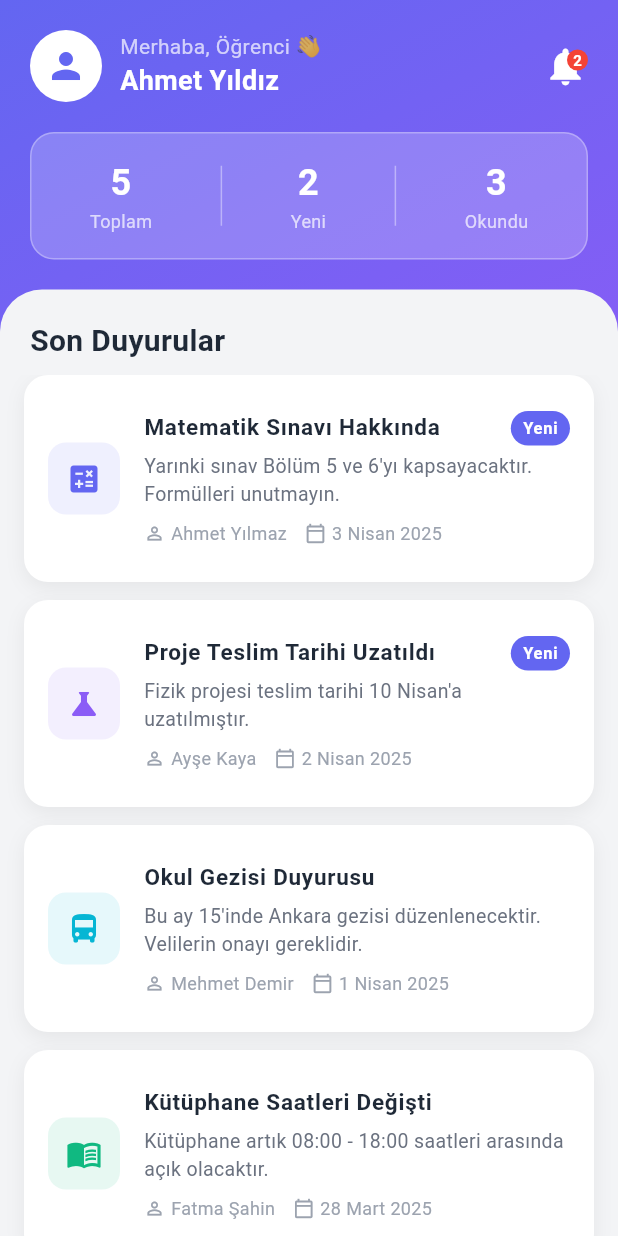
After one commit to Fatihkenan/yazilimMuhendisligiProje, a Flutter app: the StudentHomeScreen screen opened directly, on a phone screen of 412 x 824 dp. The commit adds this screen. Run offline on Flutter 3.47's test engine with Material 3 defaults, Android fonts, the phone set to English and light mode, and no system bars.

Commit message:
YAZ-27, YAZ-28, YAZ-29 feat: Form validasyonlari, loading efekti ve statik ogrenci anasayfasi eklendi.

```diff
--- a/lib/Screens/login_screen.dart
+++ b/lib/Screens/login_screen.dart
@@ -1,5 +1,7 @@
+//login_screen.dart
 import 'package:flutter/material.dart';
 import 'register_screen.dart';
+import 'student_home_screen.dart';
 
 class LoginScreen extends StatefulWidget {
   const LoginScreen({super.key});
@@ -30,13 +32,15 @@ class _LoginScreenState extends State<LoginScreen> {
     if (!_formKey.currentState!.validate()) return;
     setState(() => _isLoading = true);
 
-    // محاكاة تسجيل الدخول لأن المهمة هي واجهات ثابتة فقط
     await Future.delayed(const Duration(seconds: 1));
 
     if (!mounted) return;
     setState(() => _isLoading = false);
-    ScaffoldMessenger.of(context).showSnackBar(
-      const SnackBar(content: Text('Giriş başarılı! (Statik Arayüz)'), backgroundColor: Colors.green)
+
+    // الانتقال إلى صفحة الطالب الرئيسية
+    Navigator.pushReplacement(
+      context,
+      MaterialPageRoute(builder: (context) => const StudentHomeScreen()),
     );
   }
 
--- a/lib/Screens/register_screen.dart
+++ b/lib/Screens/register_screen.dart
@@ -1,3 +1,4 @@
+//register_screen.dart
 import 'package:flutter/material.dart';
 import 'login_screen.dart';
 
--- /dev/null
+++ b/lib/Screens/student_home_screen.dart
@@ -0,0 +1,247 @@
+// student_home_screen.dart
+import 'package:flutter/material.dart';
+
+class StudentHomeScreen extends StatelessWidget {
+  const StudentHomeScreen({super.key});
+
+  // Dummy veriler (Firebase yok, statik)
+  static const List<Map<String, dynamic>> _announcements = [
+    {
+      'title': 'Matematik Sınavı Hakkında',
+      'teacher': 'Ahmet Yılmaz',
+      'subject': 'Matematik',
+      'date': '3 Nisan 2025',
+      'content': 'Yarınki sınav Bölüm 5 ve 6\'yı kapsayacaktır. Formülleri unutmayın.',
+      'isNew': true,
+      'color': Color(0xFF6366F1),
+      'icon': Icons.calculate,
+    },
+    {
+      'title': 'Proje Teslim Tarihi Uzatıldı',
+      'teacher': 'Ayşe Kaya',
+      'subject': 'Fizik',
+      'date': '2 Nisan 2025',
+      'content': 'Fizik projesi teslim tarihi 10 Nisan\'a uzatılmıştır.',
+      'isNew': true,
+      'color': Color(0xFF8B5CF6),
+      'icon': Icons.science,
+    },
+    {
+      'title': 'Okul Gezisi Duyurusu',
+      'teacher': 'Mehmet Demir',
+      'subject': 'Genel',
+      'date': '1 Nisan 2025',
+      'content': 'Bu ay 15\'inde Ankara gezisi düzenlenecektir. Velilerin onayı gereklidir.',
+      'isNew': false,
+      'color': Color(0xFF06B6D4),
+      'icon': Icons.directions_bus,
+    },
+    {
+      'title': 'Kütüphane Saatleri Değişti',
+      'teacher': 'Fatma Şahin',
+      'subject': 'Genel',
+      'date': '28 Mart 2025',
+      'content': 'Kütüphane artık 08:00 - 18:00 saatleri arasında açık olacaktır.',
+      'isNew': false,
+      'color': Color(0xFF10B981),
+      'icon': Icons.menu_book,
+    },
+    {
+      'title': 'Beden Eğitimi Dersi İptal',
+      'teacher': 'Ali Çelik',
+      'subject': 'Beden Eğitimi',
+      'date': '27 Mart 2025',
+      'content': 'Yarınki beden eğitimi dersi hava koşulları nedeniyle iptal edilmiştir.',
+      'isNew': false,
+      'color': Color(0xFFF59E0B),
+      'icon': Icons.sports_soccer,
+    },
+  ];
+
+  @override
+  Widget build(BuildContext context) {
+    final newCount = _announcements.where((a) => a['isNew'] == true).length;
+
+    return Scaffold(
+      body: Container(
+        decoration: const BoxDecoration(
+          gradient: LinearGradient(
+            begin: Alignment.topLeft,
+            end: Alignment.bottomRight,
+            colors: [Color(0xFF6366F1), Color(0xFF8B5CF6), Color(0xFFA855F7)],
+          ),
+        ),
+        child: SafeArea(
+          child: Column(
+            children: [
+              // Header
+              Padding(
+                padding: const EdgeInsets.all(20),
+                child: Row(
+                  children: [
+                    const CircleAvatar(
+                      radius: 24,
+                      backgroundColor: Colors.white,
+                      child: Icon(Icons.person, color: Color(0xFF6366F1), size: 28),
+                    ),
+                    const SizedBox(width: 12),
+                    const Expanded(
+                      child: Column(
+                        crossAxisAlignment: CrossAxisAlignment.start,
+                        children: [
+                          Text('Merhaba, Öğrenci 👋',
+                              style: TextStyle(color: Colors.white70, fontSize: 14)),
+                          Text('Ahmet Yıldız',
+                              style: TextStyle(color: Colors.white, fontSize: 18, fontWeight: FontWeight.bold)),
+                        ],
+                      ),
+                    ),
+                    Stack(
+                      children: [
+                        const Icon(Icons.notifications, color: Colors.white, size: 30),
+                        if (newCount > 0)
+                          Positioned(
+                            right: 0,
+                            top: 0,
+                            child: Container(
+                              padding: const EdgeInsets.all(4),
+                              decoration: const BoxDecoration(color: Colors.red, shape: BoxShape.circle),
+                              child: Text('$newCount',
+                                  style: const TextStyle(color: Colors.white, fontSize: 10, fontWeight: FontWeight.bold)),
+                            ),
+                          ),
+                      ],
+                    ),
+                  ],
+                ),
+              ),
+
+              // İstatistik kartı
+              Padding(
+                padding: const EdgeInsets.symmetric(horizontal: 20),
+                child: Container(
+                  padding: const EdgeInsets.all(16),
+                  decoration: BoxDecoration(
+                    color: Colors.white.withValues(alpha: 0.2),
+                    borderRadius: BorderRadius.circular(16),
+                    border: Border.all(color: Colors.white.withValues(alpha: 0.3)),
+                  ),
+                  child: Row(
+                    mainAxisAlignment: MainAxisAlignment.spaceAround,
+                    children: [
+                      _buildStat('${_announcements.length}', 'Toplam'),
+                      Container(width: 1, height: 40, color: Colors.white.withValues(alpha: 0.4)),
+                      _buildStat('$newCount', 'Yeni'),
+                      Container(width: 1, height: 40, color: Colors.white.withValues(alpha: 0.4)),
+                      _buildStat('${_announcements.length - newCount}', 'Okundu'),
+                    ],
+                  ),
+                ),
+              ),
+
+              const SizedBox(height: 20),
+
+              // Liste
+              Expanded(
+                child: Container(
+                  decoration: const BoxDecoration(
+                    color: Color(0xFFF3F4F6),
+                    borderRadius: BorderRadius.only(
+                      topLeft: Radius.circular(28),
+                      topRight: Radius.circular(28),
+                    ),
+                  ),
+                  child: Column(
+                    crossAxisAlignment: CrossAxisAlignment.start,
+                    children: [
+                      const Padding(
+                        padding: EdgeInsets.fromLTRB(20, 20, 20, 8),
+                        child: Text('Son Duyurular',
+                            style: TextStyle(fontSize: 20, fontWeight: FontWeight.bold, color: Color(0xFF1F2937))),
+                      ),
+                      Expanded(
+                        child: ListView.builder(
+                          padding: const EdgeInsets.fromLTRB(16, 0, 16, 16),
+                          itemCount: _announcements.length,
+                          itemBuilder: (context, index) {
+                            final a = _announcements[index];
+                            return _buildAnnouncementCard(a);
+                          },
+                        ),
+                      ),
+                    ],
+                  ),
+                ),
+              ),
+            ],
+          ),
+        ),
+      ),
+    );
+  }
+
+  Widget _buildStat(String value, String label) {
+    return Column(
+      children: [
+        Text(value, style: const TextStyle(color: Colors.white, fontSize: 24, fontWeight: FontWeight.bold)),
+        Text(label, style: const TextStyle(color: Colors.white70, fontSize: 12)),
+      ],
+    );
+  }
+
+  Widget _buildAnnouncementCard(Map<String, dynamic> a) {
+    return Container(
+      margin: const EdgeInsets.only(bottom: 12),
+      decoration: BoxDecoration(
+        color: Colors.white,
+        borderRadius: BorderRadius.circular(16),
+        boxShadow: [BoxShadow(color: Colors.black.withValues(alpha: 0.06), blurRadius: 10, offset: const Offset(0, 4))],
+      ),
+      child: ListTile(
+        contentPadding: const EdgeInsets.all(16),
+        leading: Container(
+          width: 48,
+          height: 48,
+          decoration: BoxDecoration(
+            color: (a['color'] as Color).withValues(alpha: 0.1),
+            borderRadius: BorderRadius.circular(12),
+          ),
+          child: Icon(a['icon'] as IconData, color: a['color'] as Color, size: 24),
+        ),
+        title: Row(
+          children: [
+            Expanded(
+              child: Text(a['title'],
+                  style: const TextStyle(fontWeight: FontWeight.bold, fontSize: 15, color: Color(0xFF1F2937))),
+            ),
+            if (a['isNew'] == true)
+              Container(
+                padding: const EdgeInsets.symmetric(horizontal: 8, vertical: 3),
+                decoration: BoxDecoration(color: const Color(0xFF6366F1), borderRadius: BorderRadius.circular(20)),
+                child: const Text('Yeni', style: TextStyle(color: Colors.white, fontSize: 11, fontWeight: FontWeight.bold)),
+              ),
+          ],
+        ),
+        subtitle: Column(
+          crossAxisAlignment: CrossAxisAlignment.start,
+          children: [
+            const SizedBox(height: 4),
+            Text(a['content'], style: const TextStyle(color: Color(0xFF6B7280), fontSize: 13), maxLines: 2, overflow: TextOverflow.ellipsis),
+            const SizedBox(height: 8),
+            Row(
+              children: [
+                const Icon(Icons.person_outline, size: 14, color: Color(0xFF9CA3AF)),
+                const SizedBox(width: 4),
+                Text(a['teacher'], style: const TextStyle(fontSize: 12, color: Color(0xFF9CA3AF))),
+                const SizedBox(width: 12),
+                const Icon(Icons.calendar_today_outlined, size: 14, color: Color(0xFF9CA3AF)),
+                const SizedBox(width: 4),
+                Text(a['date'], style: const TextStyle(fontSize: 12, color: Color(0xFF9CA3AF))),
+              ],
+            ),
+          ],
+        ),
+      ),
+    );
+  }
+}
--- a/lib/Screens/welcome_screen.dart
+++ b/lib/Screens/welcome_screen.dart
@@ -1,3 +1,4 @@
+//welcome_screen.dart
 import 'package:flutter/material.dart';
 import 'login_screen.dart';
 import 'register_screen.dart';
```
